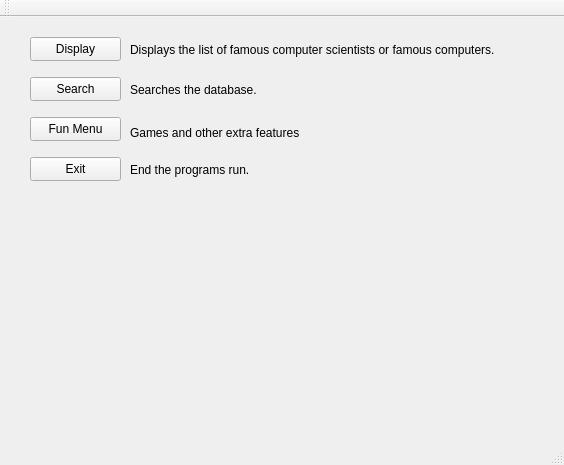
Before: the Qt Designer form Widget/mainwindow.ui in Ladanvini/VLN1-Hopur-5, drawn with Qt 5.
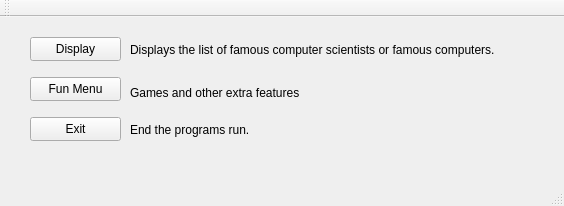
After: the same form once the commit is applied.

Commit message: rezised mainwindow and deleted search button completely

Patch:
```diff
--- a/Widget/mainwindow.ui
+++ b/Widget/mainwindow.ui
@@ -7,7 +7,7 @@
     <x>0</x>
     <y>0</y>
     <width>564</width>
-    <height>465</height>
+    <height>206</height>
    </rect>
   </property>
   <property name="windowTitle">
@@ -27,24 +27,11 @@
      <string>Display</string>
     </property>
    </widget>
-   <widget class="QPushButton" name="pBSearch">
-    <property name="geometry">
-     <rect>
-      <x>30</x>
-      <y>60</y>
-      <width>91</width>
-      <height>24</height>
-     </rect>
-    </property>
-    <property name="text">
-     <string>Search</string>
-    </property>
-   </widget>
    <widget class="QPushButton" name="pBFunMenu">
     <property name="geometry">
      <rect>
       <x>30</x>
-      <y>100</y>
+      <y>60</y>
       <width>91</width>
       <height>24</height>
      </rect>
@@ -57,7 +44,7 @@
     <property name="geometry">
      <rect>
       <x>30</x>
-      <y>140</y>
+      <y>100</y>
       <width>91</width>
       <height>24</height>
      </rect>
@@ -79,24 +66,11 @@
      <string>Displays the list of famous computer scientists or famous computers.</string>
     </property>
    </widget>
-   <widget class="QLabel" name="l_search">
-    <property name="geometry">
-     <rect>
-      <x>130</x>
-      <y>65</y>
-      <width>151</width>
-      <height>16</height>
-     </rect>
-    </property>
-    <property name="text">
-     <string>Searches the database.</string>
-    </property>
-   </widget>
    <widget class="QLabel" name="l_FunMenu">
     <property name="geometry">
      <rect>
       <x>130</x>
-      <y>105</y>
+      <y>65</y>
       <width>191</width>
       <height>21</height>
      </rect>
@@ -109,7 +83,7 @@
     <property name="geometry">
      <rect>
       <x>130</x>
-      <y>145</y>
+      <y>105</y>
       <width>141</width>
       <height>16</height>
      </rect>
```
Left out of the diff: 2 changed lines with no effect on the pictures. The commit also changes 1 other file.
